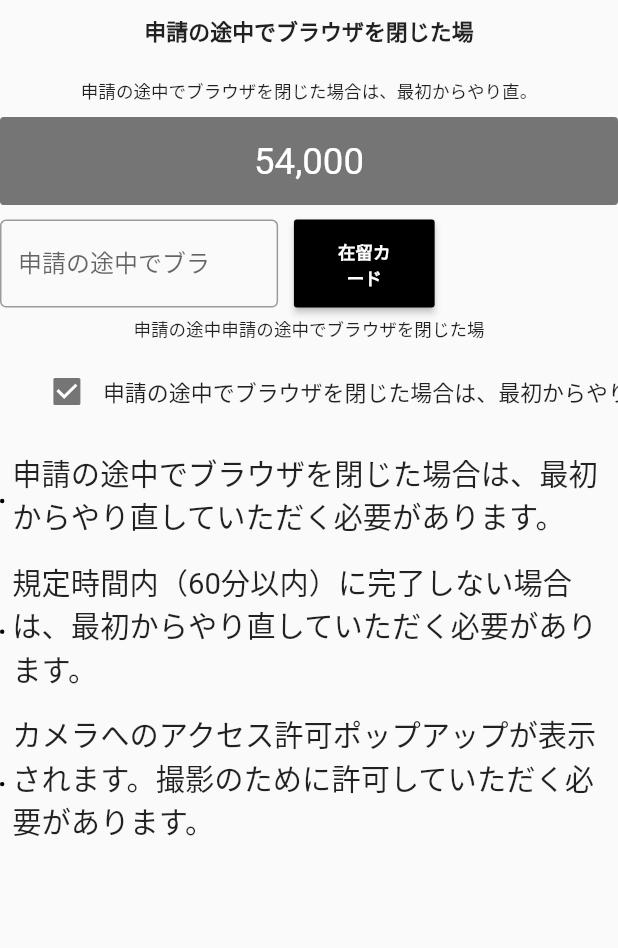
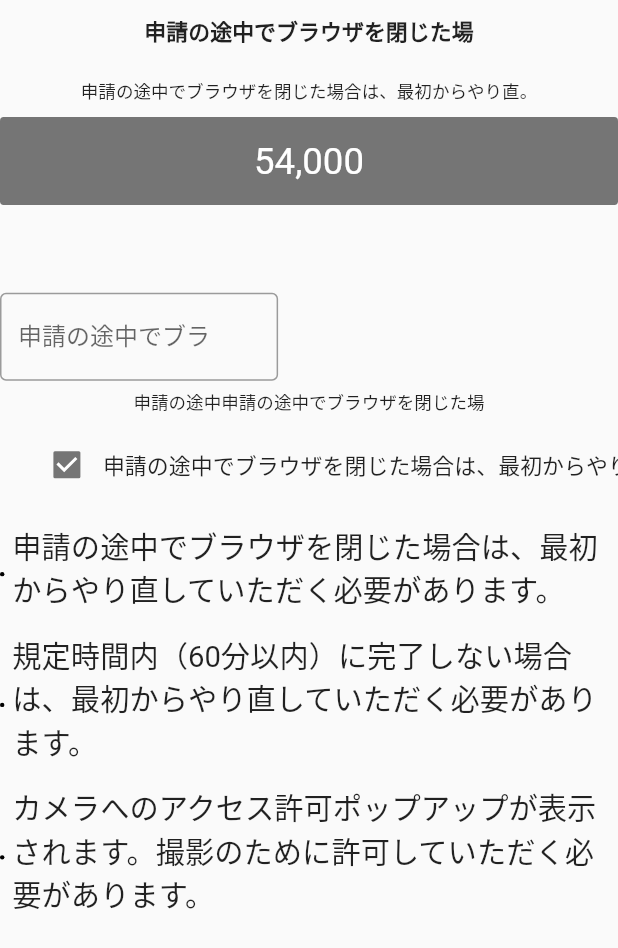
Before and after one commit to hello-world-was-taken/upwork-hassan, a Flutter app: the SecondStepPage widget shown alone on an empty page, opened directly, on a phone screen of 412 x 824 dp. Shown: the top 948 px of the screen. Run offline on Flutter 3.47's test engine with Material 2 defaults, Android fonts, the phone set to English and light mode, and no system bars; our stand-ins replace camera, flutter_screenutil; Roboto replaces fonts that are missing (MsGothic).

Commit message:
button modify

```diff
--- a/lib/features/pages/presentation/onboarding.dart
+++ b/lib/features/pages/presentation/onboarding.dart
@@ -290,9 +290,10 @@ class _SecondStepPageState extends State<SecondStepPage> {
           height:AppDimension.height(10, context),
         ),
         Container(
+          margin: EdgeInsets.only(top: AppDimension.height(50, context)),
           height: AppDimension.height(60, context),
-          child: ListView(
-            scrollDirection: Axis.horizontal,
+          child: Row(
+
             children: [
               Container(
                 height: double.infinity,
@@ -307,35 +308,39 @@ class _SecondStepPageState extends State<SecondStepPage> {
               SizedBox(
                 width: AppDimension.width(10, context),
               ),
-              ElevatedButton(
-                onPressed: () {},
-                style: ButtonStyle(
-                  backgroundColor:
-                      MaterialStateProperty.all<Color>(Colors.black),
-                  shape: MaterialStateProperty.all<RoundedRectangleBorder>(
-                    RoundedRectangleBorder(
-                      borderRadius:
-                          BorderRadius.circular(AppDimension.radius(4, context)), // Set the border radius
-                    ),
-                  ),
-                ),
-                child: Container(
-                  height: double.infinity,
-                  width: MediaQuery.of(context).size.width * 0.15,
-                  alignment: Alignment.center,
-                  padding:
-                      EdgeInsets.symmetric(horizontal: AppDimension.width(10, context), vertical: AppDimension.height(10, context)),
-                  child: Text(
-                    '在留カード',
-                    textAlign: TextAlign.center,
-                    style: TextStyle(
-                      color: Colors.white,
-                      fontSize: AppDimension.height(12, context),
-                      fontWeight: FontWeight.bold,
-                    ),
-                  ),
-                ),
-              ),
+
+              Container(
+
+              )
+              // ElevatedButton(
+              //   onPressed: () {},
+              //   style: ButtonStyle(
+              //     backgroundColor:
+              //         MaterialStateProperty.all<Color>(Colors.black),
+              //     shape: MaterialStateProperty.all<RoundedRectangleBorder>(
+              //       RoundedRectangleBorder(
+              //         borderRadius:
+              //             BorderRadius.circular(AppDimension.radius(4, context)), // Set the border radius
+              //       ),
+              //     ),
+              //   ),
+              //   child: Container(
+              //     height: double.infinity,
+              //     width: MediaQuery.of(context).size.width * 0.15,
+              //     alignment: Alignment.center,
+              //     padding:
+              //         EdgeInsets.symmetric(horizontal: AppDimension.width(10, context), vertical: AppDimension.height(10, context)),
+              //     child: Text(
+              //       '在留カード',
+              //       textAlign: TextAlign.center,
+              //       style: TextStyle(
+              //         color: Colors.white,
+              //         fontSize: AppDimension.height(12, context),
+              //         fontWeight: FontWeight.bold,
+              //       ),
+              //     ),
+              //   ),
+              // ),
             ],
           ),
         ),
```
